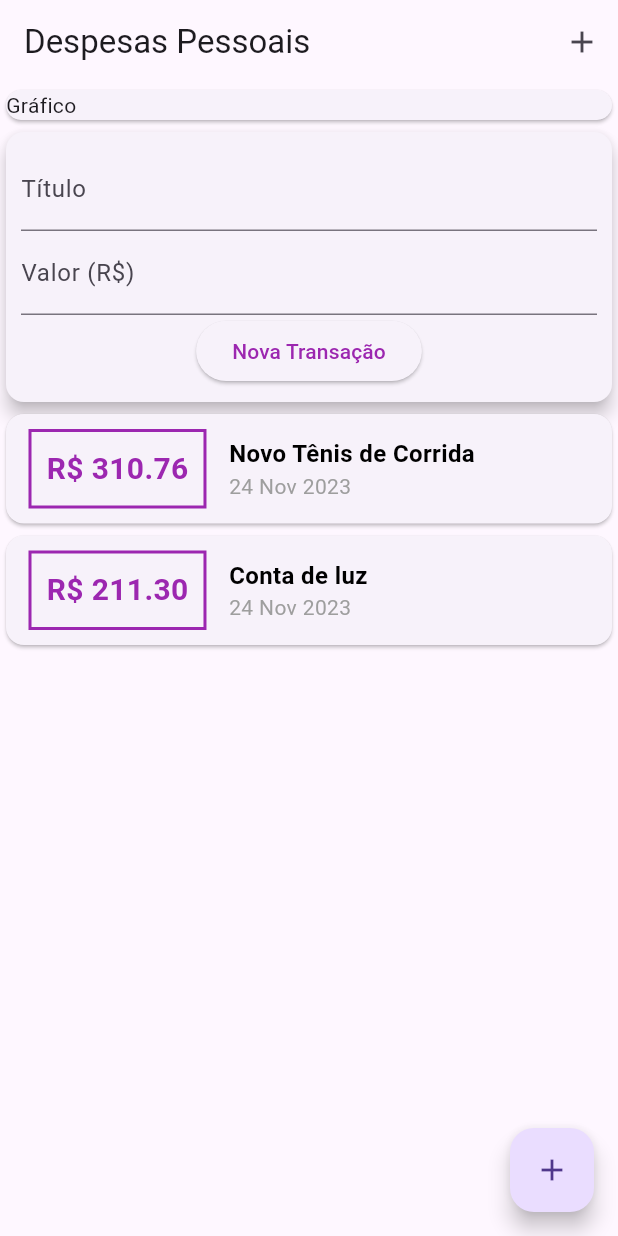
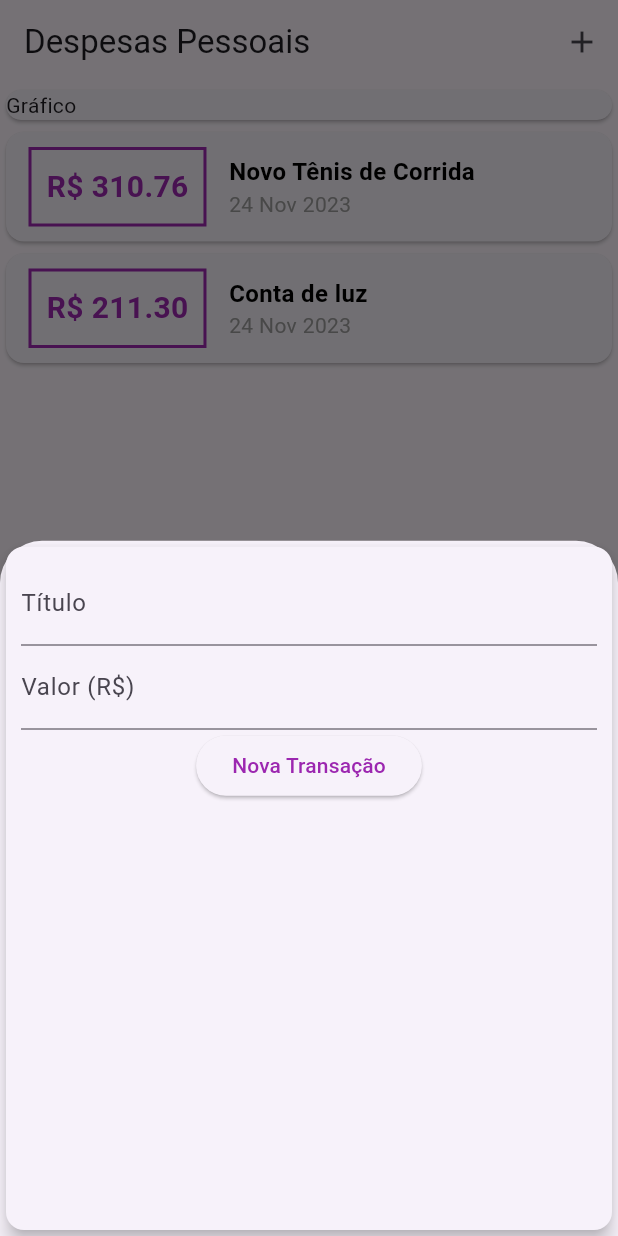
Before and after one commit to GoedertDalmolin/expenses, a Flutter app: the screen it shows after launch, after a tap on the "add" icon, on a phone screen of 412 x 824 dp. Run offline on Flutter 3.47's test engine with Material 3 defaults, Android fonts, the phone set to English and light mode, and no system bars.

Commit message:
Added _openTransactionFormModal function.

```diff
--- a/lib/components/transaction_user.dart
+++ /dev/null
@@ -1,54 +0,0 @@
-import 'dart:math';
-
-import 'package:expenses/components/transaction_form.dart';
-import 'package:expenses/components/transaction_list.dart';
-import 'package:expenses/models/transaction.dart';
-import 'package:flutter/material.dart';
-
-class TransactionUser extends StatefulWidget {
-  const TransactionUser({super.key});
-
-  @override
-  State<TransactionUser> createState() => _TransactionUserState();
-}
-
-class _TransactionUserState extends State<TransactionUser> {
-  final _transactions = <Transaction>[
-    Transaction(
-      id: 't1',
-      title: 'Novo Tênis de Corrida',
-      value: 310.76,
-      date: DateTime.now(),
-    ),
-    Transaction(
-      id: 't2',
-      title: 'Conta de luz',
-      value: 211.30,
-      date: DateTime.now(),
-    ),
-  ];
-
-  _addTransaction(String title, double value) {
-    final newTransaction = Transaction(
-      id: Random().nextDouble().toString(),
-      title: title,
-      value: value,
-      date: DateTime.now(),
-    );
-
-    setState(() {
-      _transactions.add(newTransaction);
-    });
-  }
-
-  @override
-  Widget build(BuildContext context) {
-    return Column(
-      children: [
-
-        TransactionForm(onSubmit: _addTransaction),
-        TransactionList(transactions: _transactions),
-      ],
-    );
-  }
-}
--- a/lib/main.dart
+++ b/lib/main.dart
@@ -1,4 +1,8 @@
-import 'package:expenses/components/transaction_user.dart';
+import 'dart:math';
+
+import 'package:expenses/components/transaction_form.dart';
+import 'package:expenses/components/transaction_list.dart';
+import 'package:expenses/models/transaction.dart';
 import 'package:flutter/material.dart';
 
 main() => runApp(const ExpensesApp());
@@ -14,22 +18,63 @@ class ExpensesApp extends StatelessWidget {
   }
 }
 
-class MyHomePage extends StatelessWidget {
+class MyHomePage extends StatefulWidget {
   MyHomePage({super.key});
+
+  @override
+  State<MyHomePage> createState() => _MyHomePageState();
+}
+
+class _MyHomePageState extends State<MyHomePage> {
+  final _transactions = <Transaction>[
+    Transaction(
+      id: 't1',
+      title: 'Novo Tênis de Corrida',
+      value: 310.76,
+      date: DateTime.now(),
+    ),
+    Transaction(
+      id: 't2',
+      title: 'Conta de luz',
+      value: 211.30,
+      date: DateTime.now(),
+    ),
+  ];
+
+  _openTransactionFormModal(BuildContext context) {
+    showModalBottomSheet(
+        context: context,
+        builder: (ctx) {
+          return TransactionForm(onSubmit: _addTransaction);
+        });
+  }
+
+  _addTransaction(String title, double value) {
+    final newTransaction = Transaction(
+      id: Random().nextDouble().toString(),
+      title: title,
+      value: value,
+      date: DateTime.now(),
+    );
+
+    setState(() {
+      _transactions.add(newTransaction);
+    });
+  }
 
   @override
   Widget build(BuildContext context) {
     return Scaffold(
       appBar: AppBar(
         title: const Text('Despesas Pessoais'),
-        actions: [
-          IconButton(onPressed: () {}, icon: Icon(Icons.add))
-        ],
+        actions: [IconButton(onPressed: () {
+          _openTransactionFormModal(context);
+        }, icon: Icon(Icons.add))],
       ),
       floatingActionButton: FloatingActionButton(
         child: Icon(Icons.add),
         onPressed: () {
-
+          _openTransactionFormModal(context);
         },
       ),
       body: SingleChildScrollView(
@@ -39,7 +84,11 @@ class MyHomePage extends StatelessWidget {
             Card(
               child: Text('Gráfico'),
             ),
-            TransactionUser(),
+            Column(
+              children: [
+                TransactionList(transactions: _transactions),
+              ],
+            )
           ],
         ),
       ),
```
